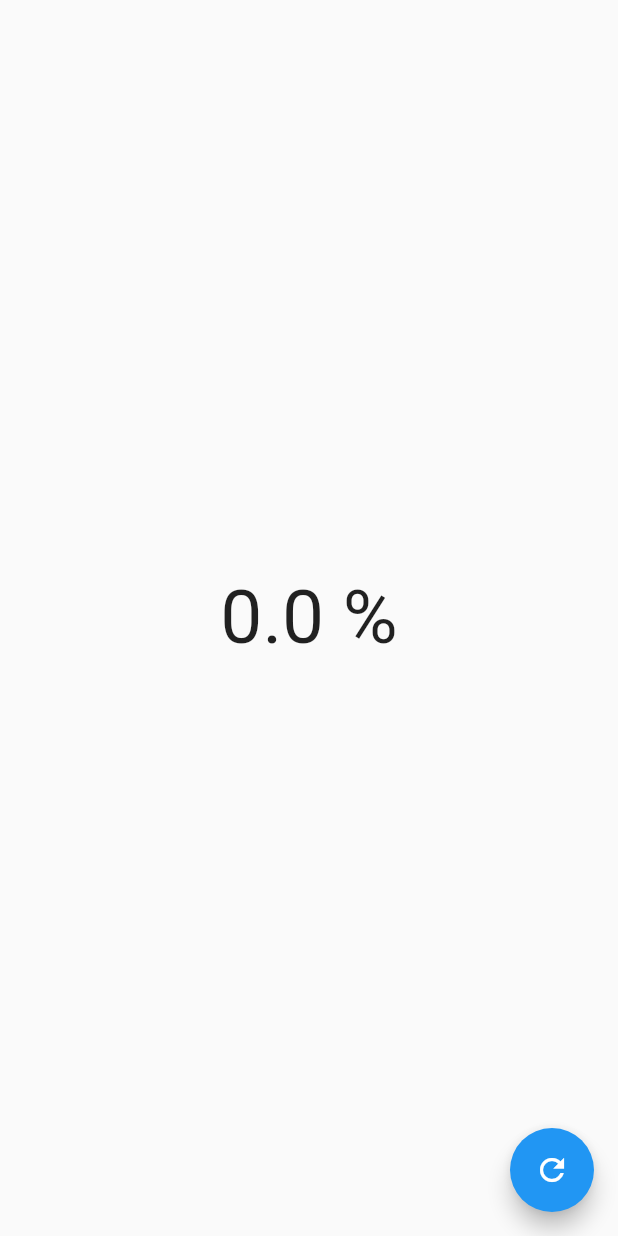
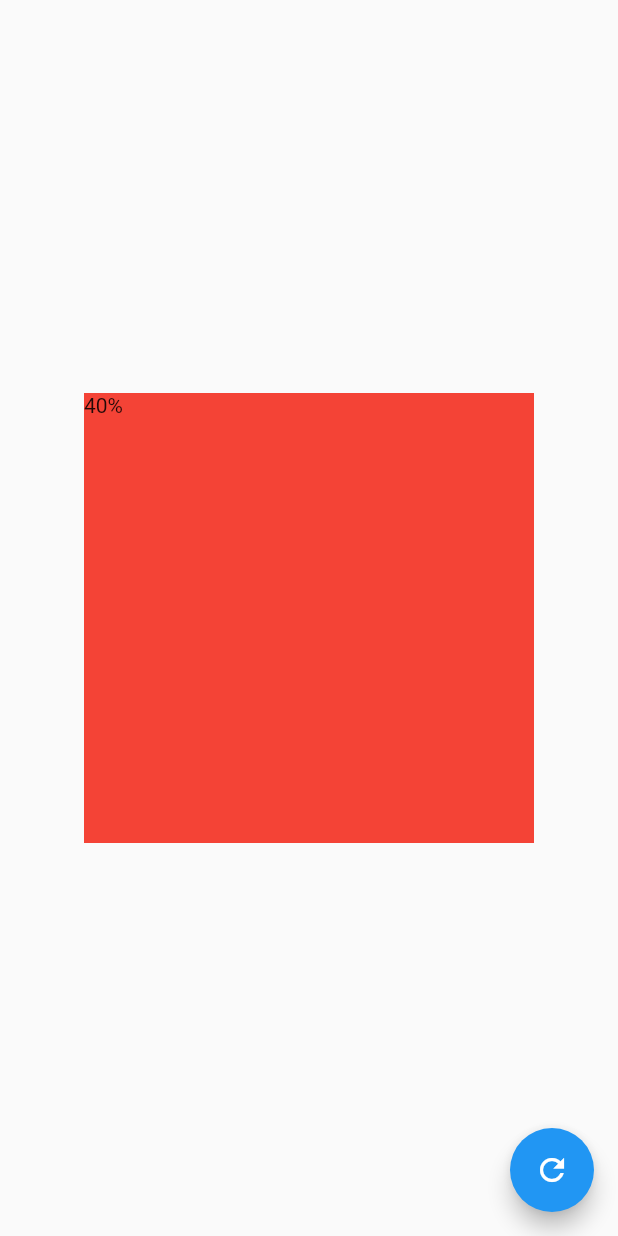
Before and after one commit to jsemalvarez/flutter-professional-designs, a Flutter app: the screen it shows after launch, on a phone screen of 412 x 824 dp. Run offline on Flutter 3.47's test engine with Material 2 defaults, Android fonts, the phone set to English and light mode, and no system bars.

Commit message:
widget personalizado

```diff
--- a/lib/src/pages/graficas_circulares_page.dart
+++ b/lib/src/pages/graficas_circulares_page.dart
@@ -1,3 +1,4 @@
+import 'package:designs/src/widgets/radial_progress.dart';
 import 'package:flutter/material.dart';
 
 class GraficasCircularesPage extends StatefulWidget {
@@ -25,7 +26,13 @@ class _GraficasCircularesPageState extends State<GraficasCircularesPage> {
         child: const Icon( Icons.refresh ),
       ),
       body: Center(
-        child: Text('$porcentaje %', style: const TextStyle(fontSize: 50.0),)
+        child: Container(
+          height: 300,
+          width: 300,
+          color: Colors.red,
+          child: RadialProgress( porcentaje: 40),
+        ),
+        // child: Text('$porcentaje %', style: const TextStyle(fontSize: 50.0),)
       ),
     );
   }
--- /dev/null
+++ b/lib/src/widgets/radial_progress.dart
@@ -0,0 +1,20 @@
+import 'package:flutter/material.dart';
+
+class RadialProgress extends StatefulWidget {
+
+  final porcentaje;
+
+  const RadialProgress({super.key, this.porcentaje});
+
+  @override
+  State<RadialProgress> createState() => _RadialProgressState();
+}
+
+class _RadialProgressState extends State<RadialProgress> {
+  @override
+  Widget build(BuildContext context) {
+    return Container(
+      child: Text('${widget.porcentaje}%'),
+    );
+  }
+}
```
